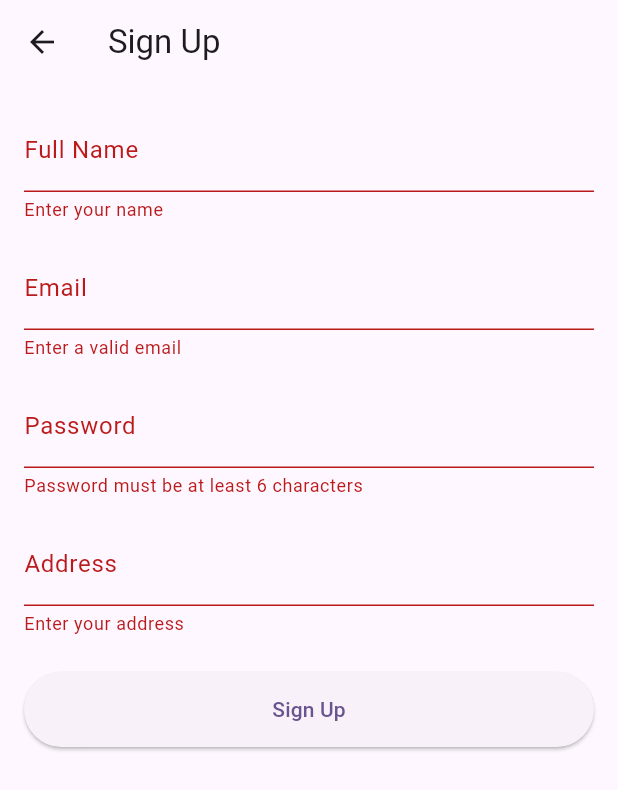
After one commit to SuyeshJadhav/CSC510_G19, a Flutter app: the SignupPage screen opened directly, after a tap on "Sign Up", on a phone screen of 412 x 824 dp. The commit adds this screen. Shown: the top 790 px of the screen. Run offline on Flutter 3.47's test engine with Material 3 defaults, Android fonts, the phone set to English and light mode, and no system bars; our stand-ins replace cloud_firestore, firebase_auth, firebase_core, go_router; accounts and stored records are empty.

Commit message:
Added Signup page and logout button on homescreen

```diff
--- a/Project2/lib/home_screen.dart
+++ /dev/null
@@ -1,20 +0,0 @@
-import 'package:flutter/material.dart';
-
-class HomeScreen extends StatelessWidget {
-  const HomeScreen({super.key});
-
-  @override
-  Widget build(BuildContext context) {
-    return Scaffold(
-      appBar: AppBar(
-        title: const Text('Home'),
-      ),
-      body: const Center(
-        child: Text(
-          'Welcome!',
-          style: TextStyle(fontSize: 24),
-        ),
-      ),
-    );
-  }
-}
--- a/Project2/lib/main.dart
+++ b/Project2/lib/main.dart
@@ -1,8 +1,8 @@
 import 'package:flutter/material.dart';
 import 'package:firebase_core/firebase_core.dart';
 import 'firebase_options.dart'; // <- contains your Firebase config
-import 'login_screen.dart';
-import 'auth_gate.dart';
+import 'screens/login screens/login_screen.dart';
+import 'screens/login screens/auth_gate.dart';
 Future<void> main() async {
   WidgetsFlutterBinding.ensureInitialized(); // ensures Flutter is ready
   await Firebase.initializeApp(
--- /dev/null
+++ b/Project2/lib/screens/login screens/home_screen.dart
@@ -0,0 +1,37 @@
+import 'package:flutter/material.dart';
+import 'package:firebase_auth/firebase_auth.dart';
+import 'login_screen.dart'; // make sure this path is correct
+
+class HomeScreen extends StatelessWidget {
+  const HomeScreen({super.key});
+
+  @override
+  Widget build(BuildContext context) {
+    return Scaffold(
+      appBar: AppBar(
+        title: const Text('Home'),
+        actions: [
+          IconButton(
+            icon: const Icon(Icons.logout),
+            onPressed: () async {
+              await FirebaseAuth.instance.signOut();
+              // Navigate back to LoginScreen and remove previous routes
+              if (context.mounted) {
+                Navigator.of(context).pushAndRemoveUntil(
+                  MaterialPageRoute(builder: (context) => const LoginScreen()),
+                  (route) => false,
+                );
+              }
+            },
+          ),
+        ],
+      ),
+      body: const Center(
+        child: Text(
+          'Welcome!',
+          style: TextStyle(fontSize: 24),
+        ),
+      ),
+    );
+  }
+}
--- a/Project2/lib/login_screen.dart
+++ b/Project2/lib/screens/login screens/login_screen.dart
@@ -2,6 +2,7 @@ import 'package:flutter/material.dart';
 // Import the Firebase Auth package
 import 'package:firebase_auth/firebase_auth.dart';
 import 'home_screen.dart';
+import 'signup_page.dart';
 
 class LoginScreen extends StatefulWidget {
   const LoginScreen({super.key});
@@ -29,21 +30,22 @@ class _LoginScreenState extends State<LoginScreen> {
         password: _passwordController.text.trim(),
       );
       // If login is successful, print a success message
-     if (mounted) { // Check if the widget is still in the tree
+      if (mounted) {
+        // Check if the widget is still in the tree
         Navigator.of(context).pushReplacement(
           MaterialPageRoute(builder: (context) => const HomeScreen()),
         );
       }
-
     } on FirebaseAuthException catch (e) {
       // If there's an error, print the error message
       if (mounted) {
-    ScaffoldMessenger.of(context).showSnackBar(
-      SnackBar(content: Text('Login Failed: ${e.message}')),
-    );
+        ScaffoldMessenger.of(
+          context,
+        ).showSnackBar(SnackBar(content: Text('Login Failed: ${e.message}')));
       }
     }
   }
+
   @override
   Widget build(BuildContext context) {
     return Scaffold(
@@ -82,6 +84,16 @@ class _LoginScreenState extends State<LoginScreen> {
               ),
               child: const Text('Login'),
             ),
+            const SizedBox(height: 16),
+            TextButton(
+              onPressed: () {
+                Navigator.push(
+                  context,
+                  MaterialPageRoute(builder: (context) => const SignupPage()),
+                );
+              },
+              child: const Text("Don't have an account? Sign Up"),
+            ),
           ],
         ),
       ),
--- /dev/null
+++ b/Project2/lib/screens/login screens/signup_page.dart
@@ -0,0 +1,121 @@
+import 'package:flutter/material.dart';
+import 'package:firebase_auth/firebase_auth.dart';
+import 'package:cloud_firestore/cloud_firestore.dart';
+import 'home_screen.dart';
+
+class SignupPage extends StatefulWidget {
+  const SignupPage({Key? key}) : super(key: key);
+
+  @override
+  State<SignupPage> createState() => _SignupPageState();
+}
+
+class _SignupPageState extends State<SignupPage> {
+  final _formKey = GlobalKey<FormState>();
+  String _name = '';
+  String _email = '';
+  String _password = '';
+  String _address = '';
+
+  bool _isLoading = false;
+
+  @override
+  Widget build(BuildContext context) {
+    return Scaffold(
+      appBar: AppBar(title: const Text('Sign Up')),
+      body: Padding(
+        padding: const EdgeInsets.all(16.0),
+        child: _isLoading
+            ? const Center(child: CircularProgressIndicator())
+            : Form(
+                key: _formKey,
+                child: ListView(
+                  shrinkWrap: true,
+                  children: [
+                    TextFormField(
+                      decoration: const InputDecoration(labelText: 'Full Name'),
+                      validator: (value) =>
+                          value == null || value.isEmpty ? 'Enter your name' : null,
+                      onSaved: (value) => _name = value!,
+                    ),
+                    const SizedBox(height: 16),
+                    TextFormField(
+                      decoration: const InputDecoration(labelText: 'Email'),
+                      keyboardType: TextInputType.emailAddress,
+                      validator: (value) =>
+                          value == null || !value.contains('@') ? 'Enter a valid email' : null,
+                      onSaved: (value) => _email = value!,
+                    ),
+                    const SizedBox(height: 16),
+                    TextFormField(
+                      decoration: const InputDecoration(labelText: 'Password'),
+                      obscureText: true,
+                      validator: (value) => value == null || value.length < 6
+                          ? 'Password must be at least 6 characters'
+                          : null,
+                      onSaved: (value) => _password = value!,
+                    ),
+                    const SizedBox(height: 16),
+                    TextFormField(
+                      decoration: const InputDecoration(labelText: 'Address'),
+                      validator: (value) =>
+                          value == null || value.isEmpty ? 'Enter your address' : null,
+                      onSaved: (value) => _address = value!,
+                    ),
+                    const SizedBox(height: 24),
+                    ElevatedButton(
+                      onPressed: _signup,
+                      style: ElevatedButton.styleFrom(
+                        minimumSize: const Size.fromHeight(50),
+                      ),
+                      child: const Text('Sign Up'),
+                    ),
+                  ],
+                ),
+              ),
+      ),
+    );
+  }
+
+  void _signup() async {
+    if (!_formKey.currentState!.validate()) return;
+
+    _formKey.currentState!.save();
+    setState(() => _isLoading = true);
+
+    try {
+      // 1️⃣ Create user in Firebase Auth
+      UserCredential userCredential =
+          await FirebaseAuth.instance.createUserWithEmailAndPassword(
+        email: _email.trim(),
+        password: _password.trim(),
+      );
+
+      // 2️⃣ Save user details in Firestore
+      await FirebaseFirestore.instance
+          .collection('users')
+          .doc(userCredential.user!.uid)
+          .set({
+        'name': _name,
+        'email': _email.trim(),
+        'address': _address,
+        'createdAt': FieldValue.serverTimestamp(),
+      });
+
+      // 3️⃣ Navigate to HomeScreen
+      if (mounted) {
+        Navigator.of(context).pushReplacement(
+          MaterialPageRoute(builder: (context) => const HomeScreen()),
+        );
+      }
+    } on FirebaseAuthException catch (e) {
+      if (mounted) {
+        ScaffoldMessenger.of(context).showSnackBar(
+          SnackBar(content: Text('Signup Failed: ${e.message}')),
+        );
+      }
+    } finally {
+      if (mounted) setState(() => _isLoading = false);
+    }
+  }
+}
--- a/Project2/pubspec.yaml
+++ b/Project2/pubspec.yaml
@@ -40,6 +40,7 @@ dependencies:
   qr_flutter: ^4.1.0
   firebase_core: ^4.2.0
   firebase_auth: ^6.1.1
+  cloud_firestore: ^6.0.2
 
 dev_dependencies:
   flutter_test:
```
Also changed, not shown: Project2/lib/app.router.dart (deleted), Project2/lib/screens/login screens/auth_gate.dart (renamed from Project2/lib/auth_gate.dart), 1 other file. Lines whose indentation alone changed are shown as unchanged.
